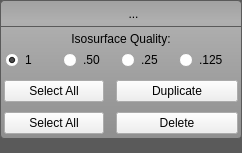
Above: src/Interface/AppInterface/GroupButtonMenu.ui from SCIInstitute/Seg3D before the change. Below: the same form after it.
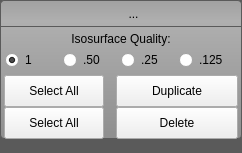
That is the form after the change. Icons and pictures are not drawn.

Commit message: added tool tip to the new button on the viewerwidget, set some minimum sizes on ui for the groupbuttonmenu

```diff
--- a/src/Interface/AppInterface/GroupButtonMenu.ui
+++ b/src/Interface/AppInterface/GroupButtonMenu.ui
@@ -444,10 +444,16 @@
             </property>
             <item>
              <widget class="QPushButton" name="select_all_for_duplication_button_">
+              <property name="minimumSize">
+               <size>
+                <width>0</width>
+                <height>32</height>
+               </size>
+              </property>
               <property name="maximumSize">
                <size>
                 <width>100</width>
-                <height>16777215</height>
+                <height>32</height>
                </size>
               </property>
               <property name="text">
@@ -460,6 +466,18 @@
             </item>
             <item>
              <widget class="QPushButton" name="duplicate_button_">
+              <property name="minimumSize">
+               <size>
+                <width>0</width>
+                <height>32</height>
+               </size>
+              </property>
+              <property name="maximumSize">
+               <size>
+                <width>16777215</width>
+                <height>32</height>
+               </size>
+              </property>
               <property name="text">
                <string>Duplicate</string>
               </property>
@@ -470,15 +488,6 @@
          </item>
          <item>
           <widget class="QWidget" name="delete_" native="true">
-           <layout class="QVBoxLayout" name="verticalLayout_8">
-            <property name="spacing">
-             <number>2</number>
-            </property>
-            <property name="margin">
-             <number>0</number>
-            </property>
-            <item>
-             <widget class="QWidget" name="widget_8" native="true">
               <property name="minimumSize">
                <size>
                 <width>0</width>
@@ -491,7 +500,7 @@
                 <height>32</height>
                </size>
               </property>
-              <layout class="QHBoxLayout" name="horizontalLayout_25">
+           <layout class="QHBoxLayout" name="horizontalLayout_3">
                <property name="spacing">
                 <number>12</number>
                </property>
@@ -509,10 +518,16 @@
                </property>
                <item>
                 <widget class="QPushButton" name="select_all_button_">
+              <property name="minimumSize">
+               <size>
+                <width>0</width>
+                <height>32</height>
+               </size>
+              </property>
                  <property name="maximumSize">
                   <size>
                    <width>100</width>
-                   <height>16777215</height>
+                <height>32</height>
                   </size>
                  </property>
                  <property name="toolTip">
@@ -528,12 +543,21 @@
                </item>
                <item>
                 <widget class="QPushButton" name="delete_button_">
+              <property name="minimumSize">
+               <size>
+                <width>0</width>
+                <height>32</height>
+               </size>
+              </property>
+              <property name="maximumSize">
+               <size>
+                <width>16777215</width>
+                <height>32</height>
+               </size>
+              </property>
                  <property name="text">
                   <string>Delete</string>
                  </property>
-                </widget>
-               </item>
-              </layout>
              </widget>
             </item>
            </layout>
```
Lines whose indentation alone changed are shown as unchanged. The commit also changes 2 other files.
